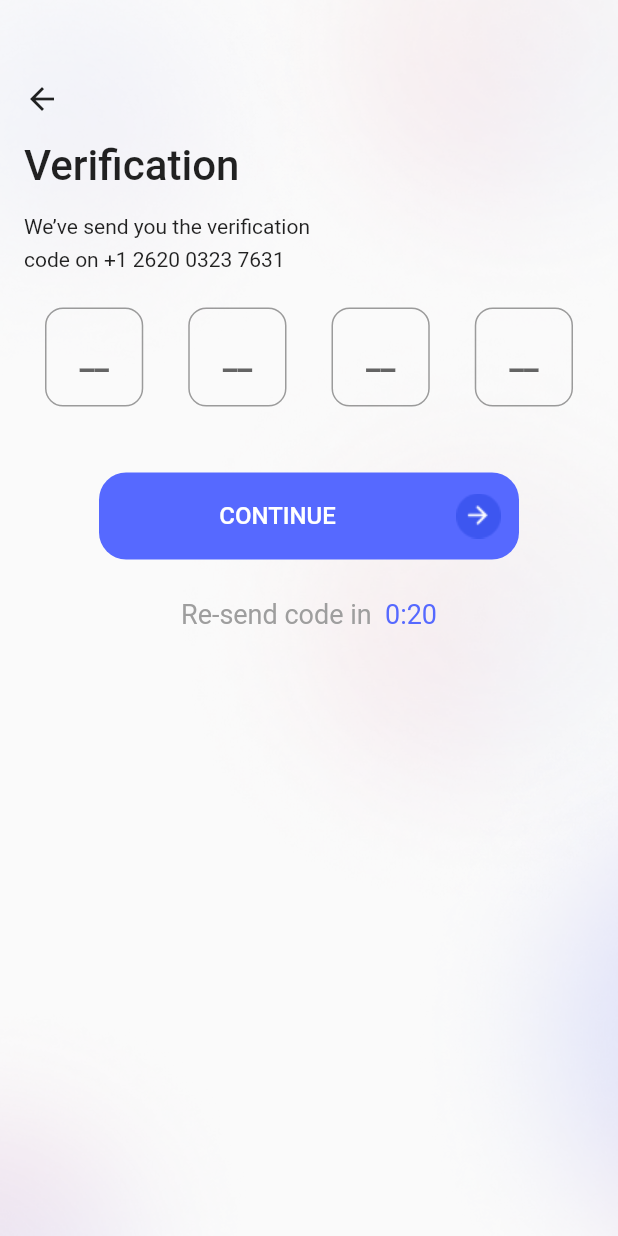
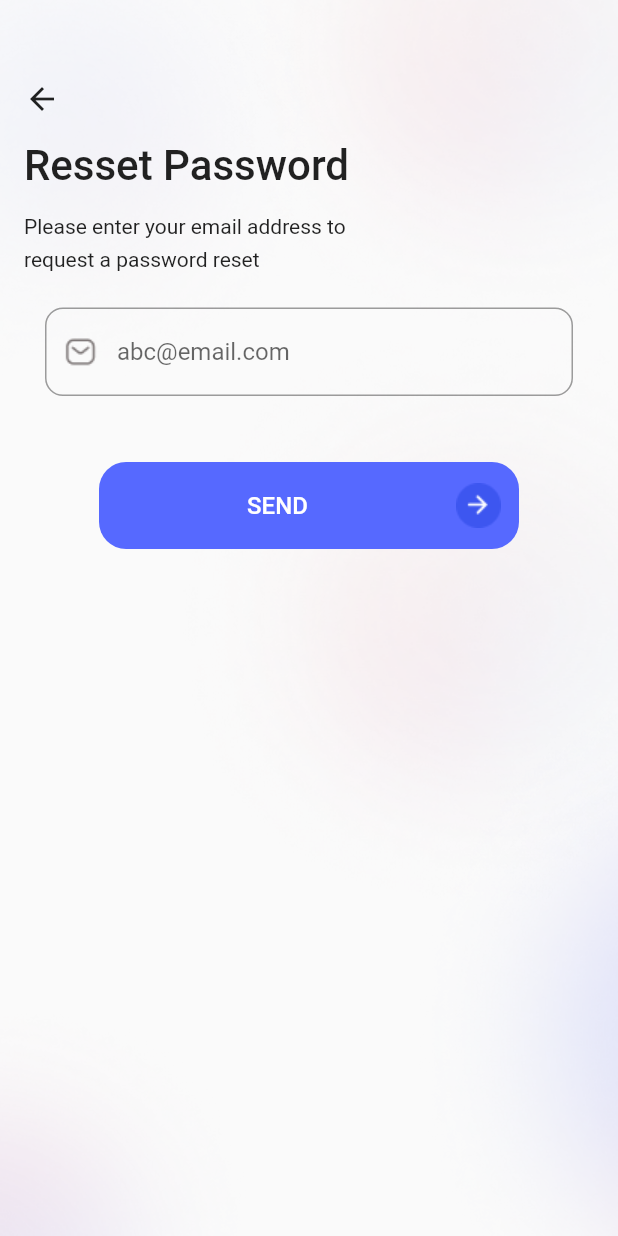
Before and after one commit to aknietmaulen/Event-Booking-App-UI-Kit--Flutter, a Flutter app: the screen it shows after launch, on a phone screen of 412 x 824 dp. Run offline on Flutter 3.47's test engine with Material 2 defaults, Android fonts, the phone set to English and light mode, and no system bars.

Commit message:
Just changing branch

```diff
--- a/lib/main.dart
+++ b/lib/main.dart
@@ -4,6 +4,7 @@ import 'package:event_booking_app_ui/screens/signup_screen.dart';
 import 'package:event_booking_app_ui/screens/verification_screen.dart';
 import 'package:flutter/material.dart';
 import './screens/splash_screen.dart';
+import './screens/resset_password_screen.dart';
 
 void main() {
   runApp(const MyApp());
@@ -23,7 +24,8 @@ class MyApp extends StatelessWidget {
       // home: SplashScreen(),
       // home: Onboarding1Screen(),
       // home: SignInScreen(),
-      home: VerificationScreen(),
+      // home: VerificationScreen(),
+      home: RessetPasswordScreen(),
       debugShowCheckedModeBanner: false,
     );
   }
--- /dev/null
+++ b/lib/screens/resset_password_screen.dart
@@ -0,0 +1,166 @@
+import 'package:event_booking_app_ui/my_theme.dart';
+import 'package:flutter/material.dart';
+import 'package:flutter/src/widgets/framework.dart';
+import 'package:flutter/src/widgets/placeholder.dart';
+
+class RessetPasswordScreen extends StatefulWidget {
+  const RessetPasswordScreen({super.key});
+
+  @override
+  State<RessetPasswordScreen> createState() => _SignInScreenState();
+}
+
+class _SignInScreenState extends State<RessetPasswordScreen> {
+  @override
+  Widget build(BuildContext context) {
+    return Scaffold(
+      body: Stack(
+        children: [
+          Align(
+            alignment: Alignment.topLeft,
+            child: Image(
+              image: AssetImage('assets/backgrounds/signin_top_left.png'),
+            ),
+          ),
+          Align(
+            alignment: Alignment.topRight,
+            child: Image(
+              image: AssetImage('assets/backgrounds/signin_top_right.png'),
+            ),
+          ),
+          Align(
+            alignment: Alignment.centerRight,
+            child: Image(
+              image: AssetImage('assets/backgrounds/signin_center_right.png'),
+            ),
+          ),
+          Align(
+            alignment: Alignment.bottomLeft,
+            child: Image(
+              image: AssetImage('assets/backgrounds/signin_bottom_left.png'),
+            ),
+          ),
+          Align(
+            alignment: Alignment.bottomRight,
+            child: Image(
+              image: AssetImage('assets/backgrounds/signin_bottom_right.png'),
+            ),
+          ),
+          LayoutBuilder(builder:
+              (BuildContext context, BoxConstraints viewportConstraints) {
+            return SingleChildScrollView(
+              child: ConstrainedBox(
+                constraints: BoxConstraints(
+                  minHeight: viewportConstraints.maxHeight,
+                ),
+                child: Container(
+                  width: double.infinity,
+                  child: Column(
+                    children: [
+                      SizedBox(height: 54),
+                      Row(
+                        children: [
+                          SizedBox(width: 16),
+                          Icon(Icons.arrow_back),
+                        ],
+                      ),
+                      SizedBox(height: 16),
+                      Row(
+                        children: [
+                          SizedBox(width: 16),
+                          Text(
+                            'Resset Password',
+                            style: TextStyle(
+                              fontSize: 28,
+                              fontWeight: FontWeight.w500,
+                            ),
+                          ),
+                        ],
+                      ),
+                      SizedBox(height: 16),
+                      Row(
+                        children: [
+                          SizedBox(width: 16),
+                          Text(
+                            'Please enter your email address to ',
+                          ),
+                        ],
+                      ),
+                      SizedBox(height: 6),
+                      Row(
+                        children: [
+                          SizedBox(width: 16),
+                          Text(
+                            'request a password reset',
+                          ),
+                        ],
+                      ),
+                      SizedBox(height: 24),
+                      Padding(
+                        padding: EdgeInsets.symmetric(horizontal: 30),
+                        child: Row(
+                          children: [
+                            Expanded(
+                              child: TextField(
+                                keyboardType: TextInputType.emailAddress,
+                                decoration: InputDecoration(
+                                    border: OutlineInputBorder(
+                                      borderRadius:
+                                          BorderRadius.all(Radius.circular(12)),
+                                    ),
+                                    hintText: 'abc@email.com',
+                                    prefixIcon: Image(
+                                      image:
+                                          AssetImage('assets/icons/mail.png'),
+                                    )),
+                              ),
+                            ),
+                          ],
+                        ),
+                      ),
+                      SizedBox(height: 10),
+                      SizedBox(height: 34),
+                      Padding(
+                        padding: EdgeInsets.symmetric(horizontal: 66),
+                        child: InkWell(
+                          onTap: () {},
+                          child: Container(
+                            padding: EdgeInsets.symmetric(vertical: 14),
+                            decoration: BoxDecoration(
+                              color: MyTheme.primaryColor,
+                              borderRadius:
+                                  BorderRadius.all(Radius.circular(18)),
+                            ),
+                            child: Row(
+                              children: [
+                                Expanded(
+                                  child: Text(
+                                    'SEND',
+                                    textAlign: TextAlign.center,
+                                    style: TextStyle(
+                                        color: MyTheme.white,
+                                        fontSize: 16,
+                                        fontWeight: FontWeight.w500),
+                                  ),
+                                ),
+                                Image(
+                                    image: AssetImage(
+                                        'assets/icons/right_arrow.png')),
+                                SizedBox(width: 12),
+                              ],
+                            ),
+                          ),
+                        ),
+                      ),
+                      SizedBox(height: 26),
+                    ],
+                  ),
+                ),
+              ),
+            );
+          }),
+        ],
+      ),
+    );
+  }
+}
```
